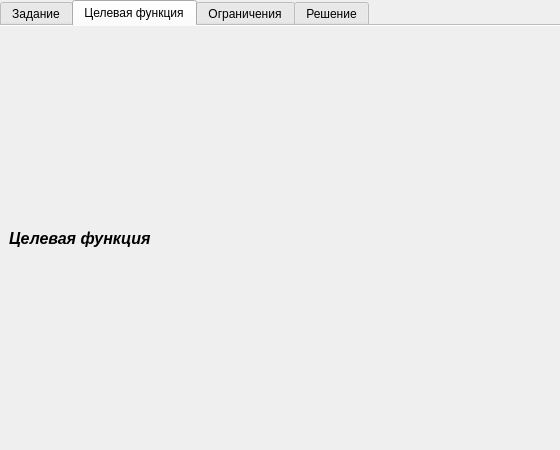
Before: the Qt Designer form other/pt-studs/Kuznecov R/parts_maximize/qt/ui/parts_maximize.ui in kos1posha/kubstu, drawn with Qt 5.
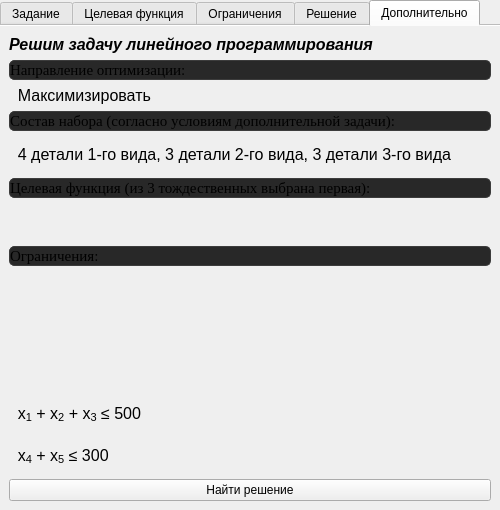
After: the same form once the commit is applied.

Commit message: Updated: Finally done with ui and view files

```diff
--- a/other/pt-studs/Kuznecov R/parts_maximize/qt/ui/parts_maximize.ui
+++ b/other/pt-studs/Kuznecov R/parts_maximize/qt/ui/parts_maximize.ui
@@ -6,20 +6,20 @@
    <rect>
     <x>0</x>
     <y>0</y>
-    <width>560</width>
-    <height>450</height>
+    <width>500</width>
+    <height>510</height>
    </rect>
   </property>
   <property name="minimumSize">
    <size>
-    <width>560</width>
-    <height>450</height>
+    <width>500</width>
+    <height>510</height>
    </size>
   </property>
   <property name="maximumSize">
    <size>
-    <width>560</width>
-    <height>450</height>
+    <width>500</width>
+    <height>510</height>
    </size>
   </property>
   <property name="windowTitle">
@@ -40,11 +40,23 @@
    </property>
    <item row="0" column="0">
     <widget class="QTabWidget" name="tabw_steps">
+     <property name="minimumSize">
+      <size>
+       <width>500</width>
+       <height>510</height>
+      </size>
+     </property>
+     <property name="maximumSize">
+      <size>
+       <width>500</width>
+       <height>510</height>
+      </size>
+     </property>
      <property name="tabPosition">
       <enum>QTabWidget::TabPosition::North</enum>
      </property>
      <property name="currentIndex">
-      <number>1</number>
+      <number>4</number>
      </property>
      <property name="documentMode">
       <bool>true</bool>
@@ -535,9 +547,123 @@
       <attribute name="title">
        <string>Целевая функция</string>
       </attribute>
-      <layout class="QGridLayout" name="gridLayout">
-       <item row="0" column="0">
-        <widget class="QLabel" name="l_obj_func">
+      <layout class="QGridLayout" name="gl_obj_func">
+       <item row="4" column="0" colspan="2">
+        <widget class="QLabel" name="l_obj_func_def_2">
+         <property name="sizePolicy">
+          <sizepolicy hsizetype="Preferred" vsizetype="Expanding">
+           <horstretch>0</horstretch>
+           <verstretch>0</verstretch>
+          </sizepolicy>
+         </property>
+         <property name="font">
+          <font>
+           <family>Segoe UI</family>
+           <pointsize>12</pointsize>
+           <bold>false</bold>
+          </font>
+         </property>
+         <property name="alignment">
+          <set>Qt::AlignmentFlag::AlignLeading|Qt::AlignmentFlag::AlignLeft|Qt::AlignmentFlag::AlignVCenter</set>
+         </property>
+         <property name="margin">
+          <number>4</number>
+         </property>
+        </widget>
+       </item>
+       <item row="3" column="0" colspan="2">
+        <widget class="QLabel" name="l_obj_func_def_1">
+         <property name="sizePolicy">
+          <sizepolicy hsizetype="Preferred" vsizetype="Expanding">
+           <horstretch>0</horstretch>
+           <verstretch>0</verstretch>
+          </sizepolicy>
+         </property>
+         <property name="font">
+          <font>
+           <family>Segoe UI</family>
+           <pointsize>12</pointsize>
+           <bold>false</bold>
+          </font>
+         </property>
+         <property name="alignment">
+          <set>Qt::AlignmentFlag::AlignLeading|Qt::AlignmentFlag::AlignLeft|Qt::AlignmentFlag::AlignVCenter</set>
+         </property>
+         <property name="margin">
+          <number>4</number>
+         </property>
+        </widget>
+       </item>
+       <item row="2" column="0" colspan="2">
+        <widget class="QLabel" name="l_obj_func_text_1">
+         <property name="sizePolicy">
+          <sizepolicy hsizetype="Preferred" vsizetype="Minimum">
+           <horstretch>0</horstretch>
+           <verstretch>0</verstretch>
+          </sizepolicy>
+         </property>
+         <property name="font">
+          <font>
+           <family>Times New Roman</family>
+           <pointsize>11</pointsize>
+          </font>
+         </property>
+         <property name="styleSheet">
+          <string notr="true">border:1px solid rgb(60,60,60);border-radius:5px;background:rgb(40,40,40)</string>
+         </property>
+         <property name="text">
+          <string>&lt;html&gt;&lt;head/&gt;&lt;body&gt;&lt;p&gt;Для определения целевой функции следует сначала ответить на вопросы:&lt;/p&gt;&lt;p&gt;* Что мы оптимизируем? &lt;br/&gt;** Максимизируем количество комплектов деталей&lt;br/&gt;* Что мы ищем? &lt;br/&gt;** Сколько раз и какими способом нам надо раскроить листы металла&lt;/p&gt;&lt;p&gt;Всего имеется 5 способов раскроить лист металла. Комплект состоит из 4 деталей 1-го вида, 3 деталей 2-го вида и 2 деталей 3-го вида. Следовательно, количество комплектов будет во столько раз меньше относительно некоторого вида деталей, сколько деталей это вида необходимо для сбора 1 комплекта. Таким образом, мы имеем 3 тождественных способа определить целевую функцию:&lt;/p&gt;&lt;/body&gt;&lt;/html&gt;</string>
+         </property>
+         <property name="alignment">
+          <set>Qt::AlignmentFlag::AlignJustify|Qt::AlignmentFlag::AlignVCenter</set>
+         </property>
+         <property name="wordWrap">
+          <bool>true</bool>
+         </property>
+         <property name="margin">
+          <number>6</number>
+         </property>
+        </widget>
+       </item>
+       <item row="7" column="0" colspan="2">
+        <widget class="QLabel" name="l_obj_func_text_2">
+         <property name="sizePolicy">
+          <sizepolicy hsizetype="Preferred" vsizetype="Minimum">
+           <horstretch>0</horstretch>
+           <verstretch>0</verstretch>
+          </sizepolicy>
+         </property>
+         <property name="font">
+          <font>
+           <family>Times New Roman</family>
+           <pointsize>11</pointsize>
+          </font>
+         </property>
+         <property name="styleSheet">
+          <string notr="true">border:1px solid rgb(60,60,60);border-radius:5px;background:rgb(40,40,40)</string>
+         </property>
+         <property name="text">
+          <string>&lt;html&gt;&lt;head/&gt;&lt;body&gt;&lt;p&gt;Где x&lt;span style=&quot; vertical-align:sub;&quot;&gt;1&lt;/span&gt;, x&lt;span style=&quot; vertical-align:sub;&quot;&gt;2&lt;/span&gt;, x&lt;span style=&quot; vertical-align:sub;&quot;&gt;3&lt;/span&gt;, x&lt;span style=&quot; vertical-align:sub;&quot;&gt;4&lt;/span&gt; и x&lt;span style=&quot; vertical-align:sub;&quot;&gt;5&lt;/span&gt; - переменные, отражающие сколько листов металла мы раскроили 1-ым, 2-ым, 3-им, 4-ым и 5-ым способами соответственно.&lt;/p&gt;&lt;/body&gt;&lt;/html&gt;</string>
+         </property>
+         <property name="alignment">
+          <set>Qt::AlignmentFlag::AlignJustify|Qt::AlignmentFlag::AlignVCenter</set>
+         </property>
+         <property name="wordWrap">
+          <bool>true</bool>
+         </property>
+         <property name="margin">
+          <number>6</number>
+         </property>
+        </widget>
+       </item>
+       <item row="1" column="0" colspan="2">
+        <widget class="QLabel" name="l_obj_func_title">
+         <property name="sizePolicy">
+          <sizepolicy hsizetype="Preferred" vsizetype="Fixed">
+           <horstretch>0</horstretch>
+           <verstretch>0</verstretch>
+          </sizepolicy>
+         </property>
          <property name="font">
           <font>
            <pointsize>12</pointsize>
@@ -598,6 +724,404 @@
          </property>
          <property name="alignment">
           <set>Qt::AlignmentFlag::AlignLeading|Qt::AlignmentFlag::AlignLeft|Qt::AlignmentFlag::AlignVCenter</set>
+         </property>
+        </widget>
+       </item>
+       <item row="3" column="0">
+        <widget class="QLabel" name="l_lp_text_4">
+         <property name="sizePolicy">
+          <sizepolicy hsizetype="Preferred" vsizetype="Minimum">
+           <horstretch>0</horstretch>
+           <verstretch>0</verstretch>
+          </sizepolicy>
+         </property>
+         <property name="font">
+          <font>
+           <family>Times New Roman</family>
+           <pointsize>11</pointsize>
+          </font>
+         </property>
+         <property name="styleSheet">
+          <string notr="true">border:1px solid rgb(60,60,60);border-radius:5px;background:rgb(40,40,40)</string>
+         </property>
+         <property name="text">
+          <string>Состав набора (согласно условиям основной задачи):</string>
+         </property>
+         <property name="alignment">
+          <set>Qt::AlignmentFlag::AlignJustify|Qt::AlignmentFlag::AlignVCenter</set>
+         </property>
+         <property name="wordWrap">
+          <bool>true</bool>
+         </property>
+         <property name="margin">
+          <number>6</number>
+         </property>
+        </widget>
+       </item>
+       <item row="14" column="0">
+        <widget class="QPushButton" name="pb_lp_solve">
+         <property name="text">
+          <string>Найти решение</string>
+         </property>
+        </widget>
+       </item>
+      </layout>
+     </widget>
+     <widget class="QWidget" name="tab_lp_additional">
+      <attribute name="title">
+       <string>Дополнительно</string>
+      </attribute>
+      <layout class="QVBoxLayout" name="verticalLayout">
+       <item>
+        <widget class="QLabel" name="l_lpa_title">
+         <property name="sizePolicy">
+          <sizepolicy hsizetype="Preferred" vsizetype="Fixed">
+           <horstretch>0</horstretch>
+           <verstretch>0</verstretch>
+          </sizepolicy>
+         </property>
+         <property name="font">
+          <font>
+           <pointsize>12</pointsize>
+           <italic>true</italic>
+           <bold>true</bold>
+          </font>
+         </property>
+         <property name="text">
+          <string>Решим задачу линейного программирования</string>
+         </property>
+         <property name="alignment">
+          <set>Qt::AlignmentFlag::AlignLeading|Qt::AlignmentFlag::AlignLeft|Qt::AlignmentFlag::AlignVCenter</set>
+         </property>
+        </widget>
+       </item>
+       <item>
+        <widget class="QLabel" name="l_lpa_text_1">
+         <property name="sizePolicy">
+          <sizepolicy hsizetype="Preferred" vsizetype="Minimum">
+           <horstretch>0</horstretch>
+           <verstretch>0</verstretch>
+          </sizepolicy>
+         </property>
+         <property name="font">
+          <font>
+           <family>Times New Roman</family>
+           <pointsize>11</pointsize>
+          </font>
+         </property>
+         <property name="styleSheet">
+          <string notr="true">border:1px solid rgb(60,60,60);border-radius:5px;background:rgb(40,40,40)</string>
+         </property>
+         <property name="text">
+          <string>Направление оптимизации:</string>
+         </property>
+         <property name="alignment">
+          <set>Qt::AlignmentFlag::AlignJustify|Qt::AlignmentFlag::AlignVCenter</set>
+         </property>
+         <property name="wordWrap">
+          <bool>true</bool>
+         </property>
+         <property name="margin">
+          <number>6</number>
+         </property>
+        </widget>
+       </item>
+       <item>
+        <widget class="QLabel" name="l_lpa_sense">
+         <property name="sizePolicy">
+          <sizepolicy hsizetype="Preferred" vsizetype="Fixed">
+           <horstretch>0</horstretch>
+           <verstretch>0</verstretch>
+          </sizepolicy>
+         </property>
+         <property name="font">
+          <font>
+           <family>Segoe UI</family>
+           <pointsize>12</pointsize>
+           <bold>false</bold>
+          </font>
+         </property>
+         <property name="text">
+          <string>&lt;html&gt;&lt;head/&gt;&lt;body&gt;&lt;p&gt;&amp;nbsp; Максимизировать&lt;/p&gt;&lt;/body&gt;&lt;/html&gt;</string>
+         </property>
+         <property name="alignment">
+          <set>Qt::AlignmentFlag::AlignLeading|Qt::AlignmentFlag::AlignLeft|Qt::AlignmentFlag::AlignVCenter</set>
+         </property>
+         <property name="margin">
+          <number>4</number>
+         </property>
+        </widget>
+       </item>
+       <item>
+        <widget class="QLabel" name="l_lpa_text_2">
+         <property name="sizePolicy">
+          <sizepolicy hsizetype="Preferred" vsizetype="Minimum">
+           <horstretch>0</horstretch>
+           <verstretch>0</verstretch>
+          </sizepolicy>
+         </property>
+         <property name="font">
+          <font>
+           <family>Times New Roman</family>
+           <pointsize>11</pointsize>
+          </font>
+         </property>
+         <property name="styleSheet">
+          <string notr="true">border:1px solid rgb(60,60,60);border-radius:5px;background:rgb(40,40,40)</string>
+         </property>
+         <property name="text">
+          <string>Состав набора (согласно условиям дополнительной задачи):</string>
+         </property>
+         <property name="alignment">
+          <set>Qt::AlignmentFlag::AlignJustify|Qt::AlignmentFlag::AlignVCenter</set>
+         </property>
+         <property name="wordWrap">
+          <bool>true</bool>
+         </property>
+         <property name="margin">
+          <number>6</number>
+         </property>
+        </widget>
+       </item>
+       <item>
+        <widget class="QLabel" name="l_lpa_details_set">
+         <property name="sizePolicy">
+          <sizepolicy hsizetype="Preferred" vsizetype="Expanding">
+           <horstretch>0</horstretch>
+           <verstretch>0</verstretch>
+          </sizepolicy>
+         </property>
+         <property name="font">
+          <font>
+           <family>Segoe UI</family>
+           <pointsize>12</pointsize>
+           <bold>false</bold>
+          </font>
+         </property>
+         <property name="text">
+          <string>&lt;html&gt;&lt;head/&gt;&lt;body&gt;&lt;p&gt;  4 детали 1-го вида, 3 детали 2-го вида, 3 детали 3-го вида&lt;/p&gt;&lt;/body&gt;&lt;/html&gt;</string>
+         </property>
+         <property name="alignment">
+          <set>Qt::AlignmentFlag::AlignLeading|Qt::AlignmentFlag::AlignLeft|Qt::AlignmentFlag::AlignVCenter</set>
+         </property>
+         <property name="margin">
+          <number>4</number>
+         </property>
+        </widget>
+       </item>
+       <item>
+        <widget class="QLabel" name="l_lpa_text_3">
+         <property name="sizePolicy">
+          <sizepolicy hsizetype="Preferred" vsizetype="Minimum">
+           <horstretch>0</horstretch>
+           <verstretch>0</verstretch>
+          </sizepolicy>
+         </property>
+         <property name="font">
+          <font>
+           <family>Times New Roman</family>
+           <pointsize>11</pointsize>
+          </font>
+         </property>
+         <property name="styleSheet">
+          <string notr="true">border:1px solid rgb(60,60,60);border-radius:5px;background:rgb(40,40,40)</string>
+         </property>
+         <property name="text">
+          <string>Целевая функция (из 3 тождественных выбрана первая):</string>
+         </property>
+         <property name="alignment">
+          <set>Qt::AlignmentFlag::AlignJustify|Qt::AlignmentFlag::AlignVCenter</set>
+         </property>
+         <property name="wordWrap">
+          <bool>true</bool>
+         </property>
+         <property name="margin">
+          <number>6</number>
+         </property>
+        </widget>
+       </item>
+       <item>
+        <widget class="QLabel" name="l_lpa_obj_func">
+         <property name="sizePolicy">
+          <sizepolicy hsizetype="Preferred" vsizetype="Expanding">
+           <horstretch>0</horstretch>
+           <verstretch>0</verstretch>
+          </sizepolicy>
+         </property>
+         <property name="font">
+          <font>
+           <family>Segoe UI</family>
+           <pointsize>12</pointsize>
+           <bold>false</bold>
+          </font>
+         </property>
+         <property name="text">
+          <string/>
+         </property>
+         <property name="alignment">
+          <set>Qt::AlignmentFlag::AlignLeading|Qt::AlignmentFlag::AlignLeft|Qt::AlignmentFlag::AlignVCenter</set>
+         </property>
+         <property name="margin">
+          <number>4</number>
+         </property>
+        </widget>
+       </item>
+       <item>
+        <widget class="QLabel" name="l_lpa_text_4">
+         <property name="sizePolicy">
+          <sizepolicy hsizetype="Preferred" vsizetype="Minimum">
+           <horstretch>0</horstretch>
+           <verstretch>0</verstretch>
+          </sizepolicy>
+         </property>
+         <property name="font">
+          <font>
+           <family>Times New Roman</family>
+           <pointsize>11</pointsize>
+          </font>
+         </property>
+         <property name="styleSheet">
+          <string notr="true">border:1px solid rgb(60,60,60);border-radius:5px;background:rgb(40,40,40)</string>
+         </property>
+         <property name="text">
+          <string>Ограничения:</string>
+         </property>
+         <property name="alignment">
+          <set>Qt::AlignmentFlag::AlignJustify|Qt::AlignmentFlag::AlignVCenter</set>
+         </property>
+         <property name="wordWrap">
+          <bool>true</bool>
+         </property>
+         <property name="margin">
+          <number>6</number>
+         </property>
+        </widget>
+       </item>
+       <item>
+        <widget class="QLabel" name="l_lpa_constraints_details_1">
+         <property name="sizePolicy">
+          <sizepolicy hsizetype="Preferred" vsizetype="Expanding">
+           <horstretch>0</horstretch>
+           <verstretch>0</verstretch>
+          </sizepolicy>
+         </property>
+         <property name="font">
+          <font>
+           <family>Segoe UI</family>
+           <pointsize>12</pointsize>
+           <bold>false</bold>
+          </font>
+         </property>
+         <property name="alignment">
+          <set>Qt::AlignmentFlag::AlignLeading|Qt::AlignmentFlag::AlignLeft|Qt::AlignmentFlag::AlignVCenter</set>
+         </property>
+         <property name="margin">
+          <number>4</number>
+         </property>
+        </widget>
+       </item>
+       <item>
+        <widget class="QLabel" name="l_lpa_constraints_details_2">
+         <property name="sizePolicy">
+          <sizepolicy hsizetype="Preferred" vsizetype="Expanding">
+           <horstretch>0</horstretch>
+           <verstretch>0</verstretch>
+          </sizepolicy>
+         </property>
+         <property name="font">
+          <font>
+           <family>Segoe UI</family>
+           <pointsize>12</pointsize>
+           <bold>false</bold>
+          </font>
+         </property>
+         <property name="alignment">
+          <set>Qt::AlignmentFlag::AlignLeading|Qt::AlignmentFlag::AlignLeft|Qt::AlignmentFlag::AlignVCenter</set>
+         </property>
+         <property name="margin">
+          <number>4</number>
+         </property>
+        </widget>
+       </item>
+       <item>
+        <widget class="QLabel" name="l_lpa_constraints_details_3">
+         <property name="sizePolicy">
+          <sizepolicy hsizetype="Preferred" vsizetype="Expanding">
+           <horstretch>0</horstretch>
+           <verstretch>0</verstretch>
+          </sizepolicy>
+         </property>
+         <property name="font">
+          <font>
+           <family>Segoe UI</family>
+           <pointsize>12</pointsize>
+           <bold>false</bold>
+          </font>
+         </property>
+         <property name="alignment">
+          <set>Qt::AlignmentFlag::AlignLeading|Qt::AlignmentFlag::AlignLeft|Qt::AlignmentFlag::AlignVCenter</set>
+         </property>
+         <property name="margin">
+          <number>4</number>
+         </property>
+        </widget>
+       </item>
+       <item>
+        <widget class="QLabel" name="l_lpa_constraints_default_1">
+         <property name="sizePolicy">
+          <sizepolicy hsizetype="Preferred" vsizetype="Expanding">
+           <horstretch>0</horstretch>
+           <verstretch>0</verstretch>
+          </sizepolicy>
+         </property>
+         <property name="font">
+          <font>
+           <family>Segoe UI</family>
+           <pointsize>12</pointsize>
+           <bold>false</bold>
+          </font>
+         </property>
+         <property name="text">
+          <string>&lt;html&gt;&lt;head/&gt;&lt;body&gt;&lt;p&gt;  x&lt;span style=&quot; vertical-align:sub;&quot;&gt;1&lt;/span&gt; + x&lt;span style=&quot; vertical-align:sub;&quot;&gt;2&lt;/span&gt; + x&lt;span style=&quot; vertical-align:sub;&quot;&gt;3&lt;/span&gt; ≤ 500&lt;/p&gt;&lt;/body&gt;&lt;/html&gt;</string>
+         </property>
+         <property name="alignment">
+          <set>Qt::AlignmentFlag::AlignLeading|Qt::AlignmentFlag::AlignLeft|Qt::AlignmentFlag::AlignVCenter</set>
+         </property>
+         <property name="margin">
+          <number>4</number>
+         </property>
+        </widget>
+       </item>
+       <item>
+        <widget class="QLabel" name="l_lpa_constraints_default_2">
+         <property name="sizePolicy">
+          <sizepolicy hsizetype="Preferred" vsizetype="Expanding">
+           <horstretch>0</horstretch>
+           <verstretch>0</verstretch>
+          </sizepolicy>
+         </property>
+         <property name="font">
+          <font>
+           <family>Segoe UI</family>
+           <pointsize>12</pointsize>
+           <bold>false</bold>
+          </font>
+         </property>
+         <property name="text">
+          <string>&lt;html&gt;&lt;head/&gt;&lt;body&gt;&lt;p&gt;  x&lt;span style=&quot; vertical-align:sub;&quot;&gt;4&lt;/span&gt; + x&lt;span style=&quot; vertical-align:sub;&quot;&gt;5&lt;/span&gt; ≤ 300&lt;/p&gt;&lt;/body&gt;&lt;/html&gt;</string>
+         </property>
+         <property name="alignment">
+          <set>Qt::AlignmentFlag::AlignLeading|Qt::AlignmentFlag::AlignLeft|Qt::AlignmentFlag::AlignVCenter</set>
+         </property>
+         <property name="margin">
+          <number>4</number>
+         </property>
+        </widget>
+       </item>
+       <item>
+        <widget class="QPushButton" name="pb_lpa_solve">
+         <property name="text">
+          <string>Найти решение</string>
          </property>
         </widget>
        </item>
```
Left out of the diff: 558 changed lines with no effect on the pictures. The commit also changes 1 other file.
